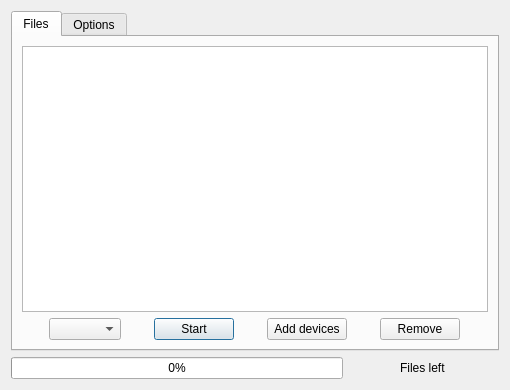
Old version of the form src/ui/ShowTransferDialog.ui in the repository trebleshot/desktop.
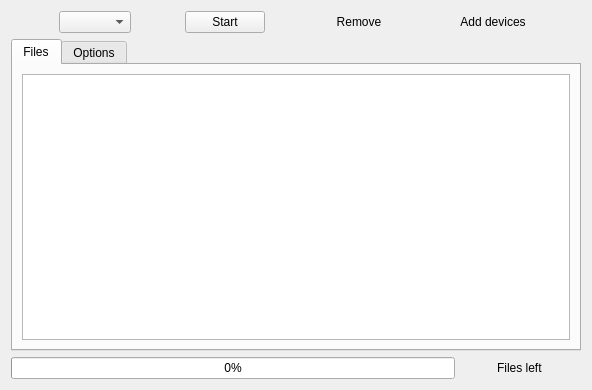
New version of the form.

Commit message: Implement change connection

Diff of the .ui file:
```diff
--- a/src/ui/ShowTransferDialog.ui
+++ b/src/ui/ShowTransferDialog.ui
@@ -6,36 +6,16 @@
    <rect>
     <x>0</x>
     <y>0</y>
-    <width>510</width>
+    <width>592</width>
     <height>390</height>
    </rect>
   </property>
   <property name="windowTitle">
    <string>Show Transfer</string>
   </property>
-  <layout class="QVBoxLayout" name="verticalLayout_3">
-   <item>
-    <widget class="QTabWidget" name="tabWidget">
-     <property name="currentIndex">
-      <number>0</number>
-     </property>
-     <widget class="QWidget" name="tab">
-      <attribute name="title">
-       <string>Files</string>
-      </attribute>
       <layout class="QVBoxLayout" name="verticalLayout">
        <item>
-        <widget class="QTreeView" name="transfersTreeView">
-         <property name="selectionMode">
-          <enum>QAbstractItemView::ExtendedSelection</enum>
-         </property>
-         <property name="rootIsDecorated">
-          <bool>false</bool>
-         </property>
-        </widget>
-       </item>
-       <item>
-        <layout class="QHBoxLayout" name="horizontalLayout">
+    <layout class="QHBoxLayout" name="horizontalLayout_3">
          <item>
           <widget class="QComboBox" name="assigneesComboBox">
            <property name="sizePolicy">
@@ -57,18 +37,11 @@
            <property name="text">
             <string>Start</string>
            </property>
-          </widget>
-         </item>
-         <item>
-          <widget class="QPushButton" name="addDevicesButton">
-           <property name="sizePolicy">
-            <sizepolicy hsizetype="Fixed" vsizetype="Fixed">
-             <horstretch>0</horstretch>
-             <verstretch>0</verstretch>
-            </sizepolicy>
-           </property>
-           <property name="text">
-            <string>Add devices</string>
+       <property name="default">
+        <bool>true</bool>
+       </property>
+       <property name="flat">
+        <bool>false</bool>
            </property>
           </widget>
          </item>
@@ -80,12 +53,60 @@
              <verstretch>0</verstretch>
             </sizepolicy>
            </property>
+       <property name="autoFillBackground">
+        <bool>false</bool>
+       </property>
            <property name="text">
             <string>Remove</string>
            </property>
+       <property name="default">
+        <bool>false</bool>
+       </property>
+       <property name="flat">
+        <bool>true</bool>
+       </property>
+      </widget>
+     </item>
+     <item>
+      <widget class="QPushButton" name="addAndChConnectionButton">
+       <property name="sizePolicy">
+        <sizepolicy hsizetype="Fixed" vsizetype="Fixed">
+         <horstretch>0</horstretch>
+         <verstretch>0</verstretch>
+        </sizepolicy>
+       </property>
+       <property name="text">
+        <string>Add devices</string>
+       </property>
+       <property name="default">
+        <bool>true</bool>
+       </property>
+       <property name="flat">
+        <bool>true</bool>
+       </property>
           </widget>
          </item>
         </layout>
+   </item>
+   <item>
+    <widget class="QTabWidget" name="tabWidget">
+     <property name="currentIndex">
+      <number>0</number>
+     </property>
+     <widget class="QWidget" name="tab">
+      <attribute name="title">
+       <string>Files</string>
+      </attribute>
+      <layout class="QHBoxLayout" name="horizontalLayout">
+       <item>
+        <widget class="QTreeView" name="transfersTreeView">
+         <property name="selectionMode">
+          <enum>QAbstractItemView::ExtendedSelection</enum>
+         </property>
+         <property name="rootIsDecorated">
+          <bool>false</bool>
+         </property>
+        </widget>
        </item>
       </layout>
      </widget>
@@ -198,7 +219,7 @@
     </widget>
    </item>
    <item>
-    <layout class="QHBoxLayout" name="horizontalLayout_3">
+    <layout class="QHBoxLayout" name="horizontalLayout_5">
      <item>
       <widget class="QProgressBar" name="progressBar">
        <property name="value">
@@ -210,7 +231,7 @@
       <widget class="QLabel" name="textFilesLeft">
        <property name="minimumSize">
         <size>
-         <width>150</width>
+         <width>120</width>
          <height>0</height>
         </size>
        </property>
```
Lines whose indentation alone changed are shown as unchanged. The commit also changes 3 other files.
